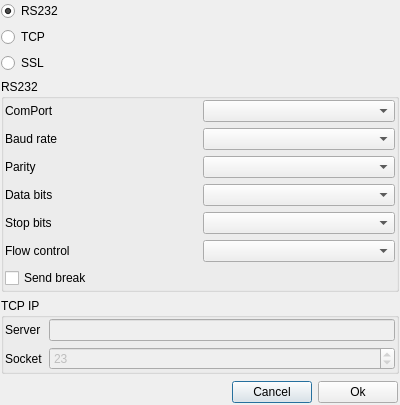
First picture: the form in qdopencomport.ui, repository denisgottardello/QtComPort, before the edit.
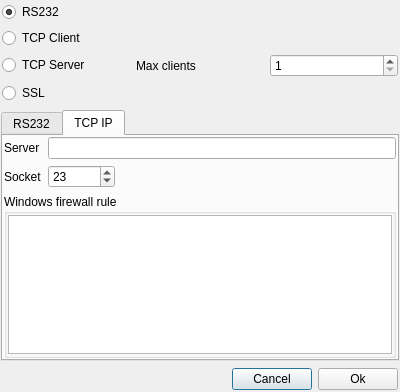
Second picture: the form after the edit. The open tabs and pages were chosen to show the change. Icons and pictures are not drawn.

Commit message: Version 0,0,17,0 This version can create a local tcp socket server.

Diff of the .ui file:
```diff
--- a/qdopencomport.ui
+++ b/qdopencomport.ui
@@ -7,7 +7,7 @@
     <x>0</x>
     <y>0</y>
     <width>400</width>
-    <height>404</height>
+    <height>392</height>
    </rect>
   </property>
   <property name="windowTitle">
@@ -27,6 +27,35 @@
     <number>1</number>
    </property>
    <item>
+    <widget class="QWidget" name="widget_2" native="true">
+     <layout class="QGridLayout" name="gridLayout_3">
+      <property name="leftMargin">
+       <number>1</number>
+      </property>
+      <property name="topMargin">
+       <number>1</number>
+      </property>
+      <property name="rightMargin">
+       <number>1</number>
+      </property>
+      <property name="bottomMargin">
+       <number>1</number>
+      </property>
+      <item row="1" column="0">
+       <widget class="QRadioButton" name="QRBTCPClient">
+        <property name="text">
+         <string>TCP Client</string>
+        </property>
+       </widget>
+      </item>
+      <item row="2" column="0">
+       <widget class="QRadioButton" name="QRBTCPServer">
+        <property name="text">
+         <string>TCP Server</string>
+        </property>
+       </widget>
+      </item>
+      <item row="0" column="0">
     <widget class="QRadioButton" name="QRBRS232">
      <property name="text">
       <string>RS232</string>
@@ -36,32 +65,43 @@
      </property>
     </widget>
    </item>
-   <item>
-    <widget class="QRadioButton" name="QRBTCP">
-     <property name="text">
-      <string>TCP</string>
-     </property>
-    </widget>
-   </item>
-   <item>
+      <item row="3" column="0">
     <widget class="QRadioButton" name="QRBTCPSsl">
      <property name="text">
       <string>SSL</string>
      </property>
     </widget>
    </item>
+      <item row="2" column="2">
+       <widget class="QSpinBox" name="QSBTCPServerMaxClients">
+        <property name="minimum">
+         <number>1</number>
+        </property>
+        <property name="maximum">
+         <number>999999</number>
+        </property>
+       </widget>
+      </item>
+      <item row="2" column="1">
+       <widget class="QLabel" name="label_9">
+        <property name="text">
+         <string>Max clients</string>
+        </property>
+       </widget>
+      </item>
+     </layout>
+    </widget>
+   </item>
    <item>
-    <widget class="QGroupBox" name="groupBox">
-     <property name="sizePolicy">
-      <sizepolicy hsizetype="Preferred" vsizetype="Preferred">
-       <horstretch>0</horstretch>
-       <verstretch>1</verstretch>
-      </sizepolicy>
+    <widget class="QTabWidget" name="tabWidget">
+     <property name="currentIndex">
+      <number>0</number>
      </property>
-     <property name="title">
+     <widget class="QWidget" name="tab">
+      <attribute name="title">
       <string>RS232</string>
-     </property>
-     <layout class="QGridLayout" name="gridLayout">
+      </attribute>
+      <layout class="QGridLayout" name="gridLayout_4">
       <property name="leftMargin">
        <number>1</number>
       </property>
@@ -74,22 +114,11 @@
       <property name="bottomMargin">
        <number>1</number>
       </property>
-      <item row="5" column="0">
-       <widget class="QLabel" name="label_6">
-        <property name="text">
-         <string>Flow control</string>
-        </property>
-       </widget>
-      </item>
-      <item row="5" column="1">
-       <widget class="QComboBox" name="QCBFlowControl"/>
-      </item>
-      <item row="1" column="0">
-       <widget class="QLabel" name="label_2">
-        <property name="text">
-         <string>Baud rate</string>
-        </property>
-       </widget>
+       <item row="2" column="1">
+        <widget class="QComboBox" name="QCBParity"/>
+       </item>
+       <item row="4" column="1">
+        <widget class="QComboBox" name="QCBStopBits"/>
       </item>
       <item row="0" column="0">
        <widget class="QLabel" name="label">
@@ -98,25 +127,19 @@
         </property>
        </widget>
       </item>
-      <item row="0" column="1">
-       <widget class="QComboBox" name="QCBComPort"/>
-      </item>
-      <item row="2" column="0">
-       <widget class="QLabel" name="label_3">
-        <property name="text">
-         <string>Parity</string>
-        </property>
-       </widget>
-      </item>
-      <item row="2" column="1">
-       <widget class="QComboBox" name="QCBParity"/>
-      </item>
-      <item row="1" column="1">
-       <widget class="QComboBox" name="QCBBaudRate"/>
-      </item>
       <item row="3" column="1">
        <widget class="QComboBox" name="QCBDataBits"/>
       </item>
+       <item row="5" column="1">
+        <widget class="QComboBox" name="QCBFlowControl"/>
+       </item>
+       <item row="6" column="0">
+        <widget class="QCheckBox" name="QCBSendBreak">
+         <property name="text">
+          <string>Send break</string>
+         </property>
+        </widget>
+       </item>
       <item row="4" column="0">
        <widget class="QLabel" name="label_5">
         <property name="text">
@@ -124,8 +147,32 @@
         </property>
        </widget>
       </item>
-      <item row="4" column="1">
-       <widget class="QComboBox" name="QCBStopBits"/>
+       <item row="1" column="0">
+        <widget class="QLabel" name="label_2">
+         <property name="text">
+          <string>Baud rate</string>
+         </property>
+        </widget>
+       </item>
+       <item row="2" column="0">
+        <widget class="QLabel" name="label_3">
+         <property name="text">
+          <string>Parity</string>
+         </property>
+        </widget>
+       </item>
+       <item row="5" column="0">
+        <widget class="QLabel" name="label_6">
+         <property name="text">
+          <string>Flow control</string>
+         </property>
+        </widget>
+       </item>
+       <item row="1" column="1">
+        <widget class="QComboBox" name="QCBBaudRate"/>
+       </item>
+       <item row="0" column="1">
+        <widget class="QComboBox" name="QCBComPort"/>
       </item>
       <item row="3" column="0">
        <widget class="QLabel" name="label_4">
@@ -134,22 +181,26 @@
         </property>
        </widget>
       </item>
-      <item row="6" column="0">
-       <widget class="QCheckBox" name="QCBSendBreak">
-        <property name="text">
-         <string>Send break</string>
-        </property>
-       </widget>
+       <item row="7" column="0">
+        <spacer name="verticalSpacer_2">
+         <property name="orientation">
+          <enum>Qt::Vertical</enum>
+         </property>
+         <property name="sizeHint" stdset="0">
+          <size>
+           <width>20</width>
+           <height>40</height>
+          </size>
+         </property>
+        </spacer>
       </item>
      </layout>
     </widget>
-   </item>
-   <item>
-    <widget class="QGroupBox" name="groupBox_2">
-     <property name="title">
+     <widget class="QWidget" name="tab_2">
+      <attribute name="title">
       <string>TCP IP</string>
-     </property>
-     <layout class="QGridLayout" name="gridLayout_2">
+      </attribute>
+      <layout class="QGridLayout" name="gridLayout">
       <property name="leftMargin">
        <number>1</number>
       </property>
@@ -162,24 +213,10 @@
       <property name="bottomMargin">
        <number>1</number>
       </property>
-      <item row="2" column="1">
-       <widget class="QLabel" name="label_8">
-        <property name="text">
-         <string>Socket</string>
-        </property>
-       </widget>
-      </item>
-      <item row="0" column="1">
-       <widget class="QLabel" name="label_7">
-        <property name="text">
-         <string>Server</string>
-        </property>
-       </widget>
-      </item>
-      <item row="2" column="2">
+       <item row="1" column="1">
        <widget class="QSpinBox" name="QSBSocket">
         <property name="enabled">
-         <bool>false</bool>
+          <bool>true</bool>
         </property>
         <property name="minimum">
          <number>1</number>
@@ -192,15 +229,97 @@
         </property>
        </widget>
       </item>
-      <item row="0" column="2">
+       <item row="1" column="2">
+        <spacer name="horizontalSpacer_2">
+         <property name="orientation">
+          <enum>Qt::Horizontal</enum>
+         </property>
+         <property name="sizeHint" stdset="0">
+          <size>
+           <width>40</width>
+           <height>20</height>
+          </size>
+         </property>
+        </spacer>
+       </item>
+       <item row="3" column="0" colspan="3">
+        <widget class="QGroupBox" name="QGBFirewallRule">
+         <property name="title">
+          <string>Windows firewall rule</string>
+         </property>
+         <layout class="QHBoxLayout" name="horizontalLayout_2">
+          <property name="leftMargin">
+           <number>1</number>
+          </property>
+          <property name="topMargin">
+           <number>1</number>
+          </property>
+          <property name="rightMargin">
+           <number>1</number>
+          </property>
+          <property name="bottomMargin">
+           <number>1</number>
+          </property>
+          <item>
+           <widget class="QTextEdit" name="QTEFirewallRule">
+            <property name="readOnly">
+             <bool>true</bool>
+            </property>
+           </widget>
+          </item>
+         </layout>
+        </widget>
+       </item>
+       <item row="0" column="0">
+        <widget class="QLabel" name="label_7">
+         <property name="text">
+          <string>Server</string>
+         </property>
+        </widget>
+       </item>
+       <item row="0" column="1" colspan="2">
        <widget class="QLineEdit" name="QLEServer">
         <property name="enabled">
-         <bool>false</bool>
+          <bool>true</bool>
         </property>
        </widget>
       </item>
-     </layout>
-    </widget>
+       <item row="1" column="0">
+        <widget class="QLabel" name="label_8">
+         <property name="text">
+          <string>Socket</string>
+         </property>
+        </widget>
+       </item>
+       <item row="2" column="1">
+        <spacer name="verticalSpacer_3">
+         <property name="orientation">
+          <enum>Qt::Vertical</enum>
+         </property>
+         <property name="sizeHint" stdset="0">
+          <size>
+           <width>20</width>
+           <height>40</height>
+          </size>
+         </property>
+        </spacer>
+       </item>
+      </layout>
+     </widget>
+    </widget>
+   </item>
+   <item>
+    <spacer name="verticalSpacer">
+     <property name="orientation">
+      <enum>Qt::Vertical</enum>
+     </property>
+     <property name="sizeHint" stdset="0">
+      <size>
+       <width>20</width>
+       <height>40</height>
+      </size>
+     </property>
+    </spacer>
    </item>
    <item>
     <widget class="QWidget" name="widget" native="true">
```
Left out of the diff: 6 changed lines with no effect on the pictures. Lines whose indentation alone changed are shown as unchanged. The commit also changes 13 other files.
